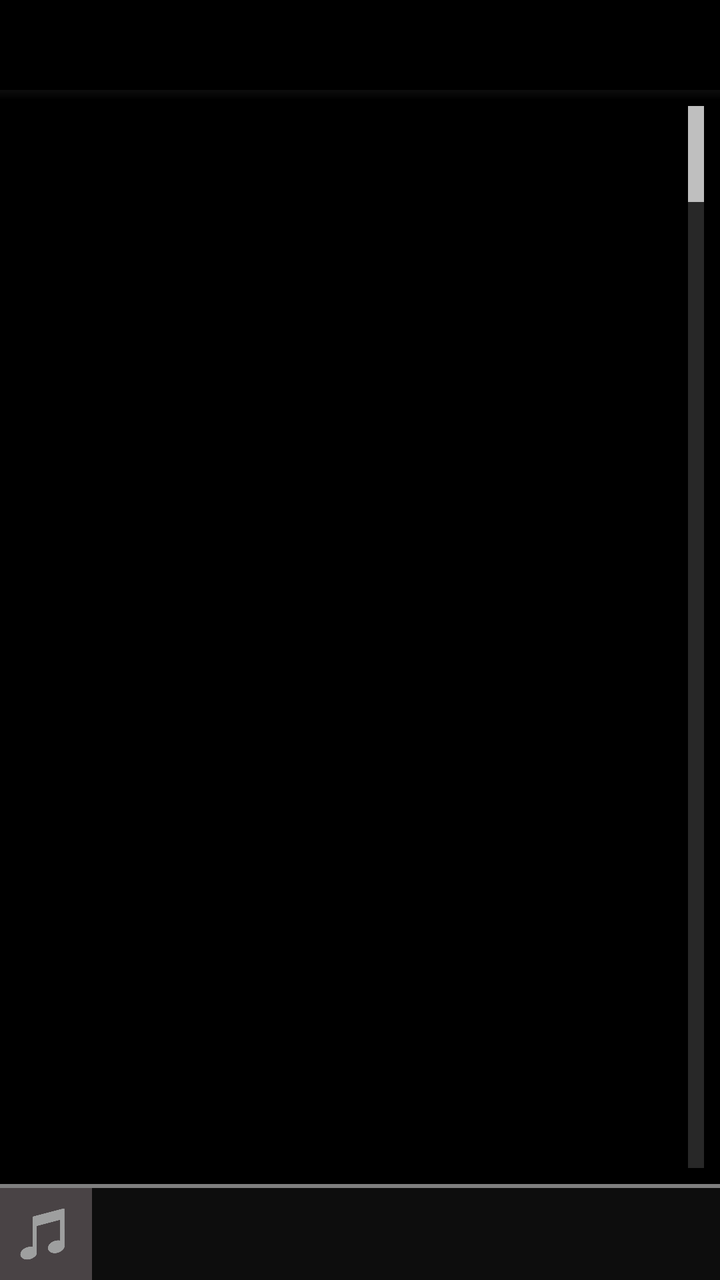
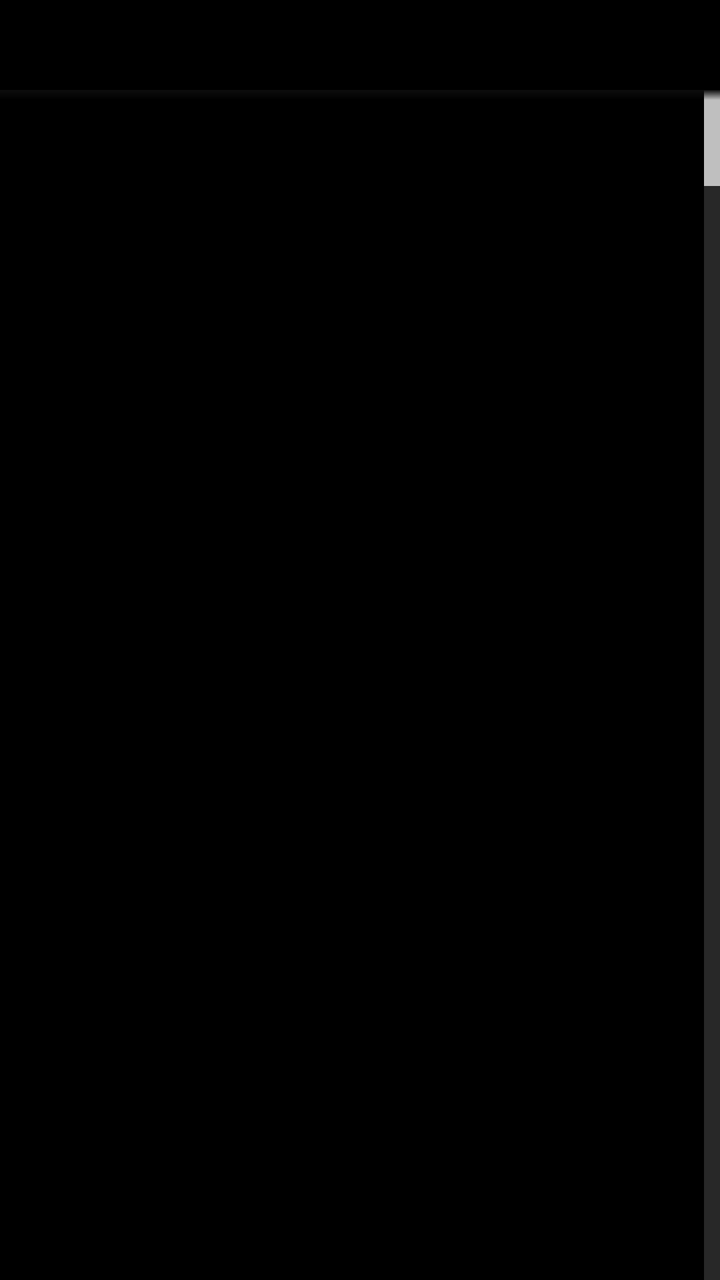

Before-and-after screenshots of an Android layout around one commit, followed by the original layout XML and the change that was made.
<!-- AndroidManifest.xml: application theme Apollo.Theme.Dark -->
<!-- res/layout/grid_search.xml -->
<?xml version="1.0" encoding="utf-8"?>
<androidx.constraintlayout.widget.ConstraintLayout xmlns:android="http://schemas.android.com/apk/res/android"
	xmlns:app="http://schemas.android.com/apk/res-auto"
	xmlns:tools="http://schemas.android.com/tools"
	android:id="@+id/grid_search_root"
	android:layout_width="match_parent"
	android:layout_height="match_parent"
	tools:context=".ui.activities.SearchActivity">

	<androidx.appcompat.widget.Toolbar
		android:id="@+id/grid_search_toolbar"
		android:layout_width="0dp"
		android:layout_height="@dimen/toolbar_height"
		app:layout_constraintStart_toStartOf="parent"
		app:layout_constraintTop_toTopOf="parent"
		app:layout_constraintEnd_toEndOf="parent" />

	<TextView
		android:id="@+id/grid_search_empty_info"
		android:layout_width="0dp"
		android:layout_height="wrap_content"
		android:visibility="invisible"
		android:layout_gravity="center"
		android:text="@string/empty_search"
		app:layout_constraintStart_toStartOf="@id/grid_search"
		app:layout_constraintTop_toTopOf="@id/grid_search"
		app:layout_constraintBottom_toBottomOf="@id/grid_search"
		app:layout_constraintEnd_toEndOf="@id/grid_search" />

	<GridView
		android:id="@+id/grid_search"
		android:layout_width="0dp"
		android:layout_height="0dp"
		android:cacheColorHint="@android:color/transparent"
		android:drawSelectorOnTop="true"
		android:fadingEdge="vertical"
		android:fastScrollEnabled="true"
		android:horizontalSpacing="@dimen/grid_item_spacing"
		android:verticalSpacing="@dimen/grid_item_spacing"
		android:layout_margin="@dimen/grid_search_grid_margin"
		app:layout_constraintStart_toStartOf="parent"
		app:layout_constraintTop_toBottomOf="@id/grid_search_toolbar"
		app:layout_constraintBottom_toTopOf="@id/grid_search_actionbar"
		app:layout_constraintEnd_toEndOf="parent" />

	<ImageView
		android:id="@+id/grid_search_shadow"
		android:layout_width="0dp"
		android:layout_height="@dimen/shadow_height"
		android:src="@drawable/top_shadow"
		app:layout_constraintStart_toStartOf="parent"
		app:layout_constraintTop_toBottomOf="@id/grid_search_toolbar"
		app:layout_constraintEnd_toEndOf="parent"
		tools:ignore="ContentDescription" />

	<include
		android:id="@+id/grid_search_actionbar"
		android:layout_width="0dp"
		android:layout_height="@dimen/bottom_action_bar_height"
		app:layout_constraintStart_toStartOf="parent"
		app:layout_constraintBottom_toBottomOf="parent"
		app:layout_constraintEnd_toEndOf="parent"
		layout="@layout/action_bar_bottom" />

</androidx.constraintlayout.widget.ConstraintLayout>
<!-- res/layout/action_bar_bottom.xml (included above) -->
<?xml version="1.0" encoding="utf-8"?>
<androidx.constraintlayout.widget.ConstraintLayout xmlns:android="http://schemas.android.com/apk/res/android"
	xmlns:app="http://schemas.android.com/apk/res-auto"
	xmlns:tools="http://schemas.android.com/tools"
	android:id="@+id/bottom_action_bar"
	android:layout_width="match_parent"
	android:layout_height="@dimen/bottom_action_bar_height"
	android:background="@color/action_bar_color"
	android:layout_gravity="bottom">

	<ImageView
		android:id="@+id/bottom_action_bar_background"
		android:layout_width="0dp"
		android:layout_height="0dp"
		app:layout_constraintStart_toEndOf="@id/bottom_action_bar_album_art"
		app:layout_constraintTop_toBottomOf="@id/colorstrip"
		app:layout_constraintBottom_toBottomOf="parent"
		app:layout_constraintEnd_toEndOf="parent"
		tools:ignore="ContentDescription" />

	<org.nuclearfog.apollo.ui.views.ColorStrip
		android:id="@+id/colorstrip"
		android:layout_width="0dp"
		android:layout_height="@dimen/colorstrip_height"
		app:layout_constraintStart_toStartOf="parent"
		app:layout_constraintTop_toTopOf="parent"
		app:layout_constraintEnd_toEndOf="parent" />

	<ImageView
		android:id="@+id/bottom_action_bar_album_art"
		android:layout_width="0dp"
		android:layout_height="0dp"
		android:src="@drawable/default_artwork"
		android:contentDescription="@string/accessibility_album_art"
		app:layout_constraintStart_toStartOf="parent"
		app:layout_constraintTop_toBottomOf="@id/colorstrip"
		app:layout_constraintBottom_toBottomOf="parent"
		app:layout_constraintDimensionRatio="1.0" />

	<TextView
		android:id="@+id/bottom_action_bar_line_one"
		android:layout_width="0dp"
		android:layout_height="wrap_content"
		android:layout_marginStart="@dimen/bottom_action_bar_info_padding_left"
		android:textColor="@color/bab_line_one"
		android:textStyle="bold"
		android:lines="1"
		android:ellipsize="end"
		app:layout_constraintStart_toEndOf="@id/bottom_action_bar_album_art"
		app:layout_constraintTop_toBottomOf="@id/colorstrip"
		app:layout_constraintBottom_toTopOf="@id/bottom_action_bar_line_two"
		app:layout_constraintEnd_toStartOf="@id/bottom_action_bar_scrollview"
		app:layout_constraintVertical_chainStyle="packed" />

	<TextView
		android:id="@+id/bottom_action_bar_line_two"
		android:layout_width="0dp"
		android:layout_height="wrap_content"
		android:layout_marginStart="@dimen/bottom_action_bar_info_padding_left"
		android:textColor="@color/bab_line_two"
		android:lines="1"
		android:ellipsize="end"
		app:layout_constraintStart_toEndOf="@id/bottom_action_bar_album_art"
		app:layout_constraintTop_toBottomOf="@id/bottom_action_bar_line_one"
		app:layout_constraintBottom_toBottomOf="parent"
		app:layout_constraintEnd_toStartOf="@id/bottom_action_bar_scrollview"
		app:layout_constraintVertical_chainStyle="packed" />

	<HorizontalScrollView
		android:id="@+id/bottom_action_bar_scrollview"
		android:layout_width="@dimen/bottom_action_bar_button_container_width"
		android:layout_height="0dp"
		android:scrollbars="none"
		android:visibility="invisible"
		app:layout_constraintTop_toTopOf="@id/colorstrip"
		app:layout_constraintBottom_toBottomOf="parent"
		app:layout_constraintEnd_toEndOf="parent">

		<LinearLayout
			android:id="@+id/action_controls"
			android:orientation="horizontal"
			android:layout_width="wrap_content"
			android:layout_height="match_parent"
			android:layoutDirection="ltr">

			<org.nuclearfog.apollo.ui.views.ForwardRewindButton
				android:id="@+id/action_button_previous"
				app:button="rewind"
				style="@style/BottomActionBarItem" />

			<org.nuclearfog.apollo.ui.views.PlayPauseButton
				android:id="@+id/action_button_play"
				style="@style/BottomActionBarItem" />

			<org.nuclearfog.apollo.ui.views.ForwardRewindButton
				android:id="@+id/action_button_next"
				app:button="forward"
				style="@style/BottomActionBarItem" />

			<org.nuclearfog.apollo.ui.views.ShuffleRepeatButton
				android:id="@+id/action_button_shuffle"
				app:button="shuffle"
				style="@style/BottomActionBarItem" />

			<org.nuclearfog.apollo.ui.views.ShuffleRepeatButton
				android:id="@+id/action_button_repeat"
				app:button="repeat"
				style="@style/BottomActionBarItem" />

		</LinearLayout>

	</HorizontalScrollView>

</androidx.constraintlayout.widget.ConstraintLayout>
<!-- resources referenced by this layout -->
<resources>
  <color name="action_bar_color">#ff0d0d0d</color>
  <color name="bab_line_one">@android:color/white</color>
  <color name="bab_line_two">@color/transparent_white</color>
  <dimen name="bottom_action_bar_button_container_width">165.0dp</dimen>
  <dimen name="bottom_action_bar_height">48.0dp</dimen>
  <dimen name="bottom_action_bar_info_padding_left">5.0dp</dimen>
  <dimen name="colorstrip_height">2.0dp</dimen>
  <dimen name="grid_item_spacing">4.0dp</dimen>
  <dimen name="grid_search_grid_margin">8dp</dimen>
  <dimen name="shadow_height">5.0dp</dimen>
  <dimen name="toolbar_height">45dp</dimen>
  <!-- drawable default_artwork: png bitmap (drawable-hdpi, 4712 bytes) -->
  <!-- drawable top_shadow (drawable) -->
  <?xml version="1.0" encoding="utf-8"?>
  <shape xmlns:android="http://schemas.android.com/apk/res/android"
  	android:shape="rectangle">
  
  	<gradient
  		android:angle="270"
  		android:endColor="@android:color/transparent"
  		android:startColor="@color/action_bar" />
  
  </shape>
  <string name="accessibility_album_art">Album Art</string>
  <string name="empty_search">No search results found</string>
  <style name="BottomActionBarItem">
  		<item name="android:layout_weight">1</item>
  		<item name="android:layout_width">0dp</item>
  		<item name="android:layout_height">match_parent</item>
  		<item name="android:gravity">center|end</item>
  		<item name="android:paddingStart">@dimen/bottom_action_bar_item_padding_left</item>
  		<item name="android:paddingEnd">@dimen/bottom_action_bar_item_padding_right</item>
  	</style>
  <style name="Apollo.Theme.Dark" parent="Theme.AppCompat.NoActionBar">
  		<item name="android:colorPrimaryDark">@color/apollo_dark</item>
  		<item name="android:windowActionBar">false</item>
  		<item name="android:windowNoTitle">true</item>
  		<item name="android:colorAccent">@android:color/white</item>
  		<item name="android:colorBackground">@android:color/black</item>
  		<item name="android:windowContentOverlay">@null</item>
  		<item name="android:windowAnimationStyle">@style/TransactionPending</item>
  		<item name="android:navigationBarColor">@android:color/black</item>
  		<item name="android:fitsSystemWindows">true</item>
  	</style>
  <color name="transparent_white">#ffcccccc</color>
  <color name="action_bar">@color/action_bar_color</color>
  <dimen name="bottom_action_bar_item_padding_left">12.0dp</dimen>
  <dimen name="bottom_action_bar_item_padding_right">12.0dp</dimen>
  <color name="apollo_dark">#ff0a0a0a</color>
  <style name="TransactionPending" parent="@android:style/Animation">
  		<item name="android:activityOpenEnterAnimation">@android:anim/fade_in</item>
  		<item name="android:activityOpenExitAnimation">@android:anim/fade_out</item>
  		<item name="android:activityCloseEnterAnimation">@android:anim/fade_in</item>
  		<item name="android:activityCloseExitAnimation">@android:anim/fade_out</item>
  	</style>
</resources>

<!-- the commit's change to res/layout/grid_search.xml (unified diff, before → after) -->
@@ -1,180 +1,49 @@
 <?xml version="1.0" encoding="utf-8"?>
-<androidx.constraintlayout.widget.ConstraintLayout xmlns:android="http://schemas.android.com/apk/res/android"
-	xmlns:app="http://schemas.android.com/apk/res-auto"
+<LinearLayout xmlns:android="http://schemas.android.com/apk/res/android"
 	xmlns:tools="http://schemas.android.com/tools"
 	android:id="@+id/grid_search_root"
 	android:layout_width="match_parent"
 	android:layout_height="match_parent"
+	android:orientation="vertical"
 	tools:context=".ui.activities.SearchActivity">
 
 	<androidx.appcompat.widget.Toolbar
 		android:id="@+id/grid_search_toolbar"
-		android:layout_width="0dp"
-		android:layout_height="@dimen/toolbar_height"
-		app:layout_constraintStart_toStartOf="parent"
-		app:layout_constraintTop_toTopOf="parent"
-		app:layout_constraintEnd_toEndOf="parent" />
+		android:layout_width="match_parent"
+		android:layout_height="@dimen/toolbar_height" />
 
-	<TextView
-		android:id="@+id/grid_search_empty_info"
-		android:layout_width="0dp"
-		android:layout_height="wrap_content"
-		android:visibility="invisible"
-		android:layout_gravity="center"
-		android:text="@string/empty_search"
-		app:layout_constraintStart_toStartOf="@id/grid_search"
-		app:layout_constraintTop_toTopOf="@id/grid_search"
-		app:layout_constraintBottom_toBottomOf="@id/grid_search"
-		app:layout_constraintEnd_toEndOf="@id/grid_search" />
+	<FrameLayout
+		android:layout_width="match_parent"
+		android:layout_height="0dp"
+		android:layout_weight="1">
 
-	<GridView
-		android:id="@+id/grid_search"
-		android:layout_width="0dp"
-		android:layout_height="0dp"
-		android:cacheColorHint="@android:color/transparent"
-		android:drawSelectorOnTop="true"
-		android:fadingEdge="vertical"
-		android:fastScrollEnabled="true"
-		android:horizontalSpacing="@dimen/grid_item_spacing"
-		android:verticalSpacing="@dimen/grid_item_spacing"
-		android:layout_margin="@dimen/grid_search_grid_margin"
-		app:layout_constraintStart_toStartOf="parent"
-		app:layout_constraintTop_toBottomOf="@id/grid_search_toolbar"
-		app:layout_constraintBottom_toTopOf="@id/grid_search_actionbar"
-		app:layout_constraintEnd_toEndOf="parent" />
+		<GridView
+			android:id="@+id/grid_search"
+			android:layout_width="match_parent"
+			android:layout_height="match_parent"
+			android:cacheColorHint="@android:color/transparent"
+			android:drawSelectorOnTop="true"
+			android:fadingEdge="vertical"
+			android:fastScrollEnabled="true"
+			android:horizontalSpacing="@dimen/grid_item_spacing"
+			android:verticalSpacing="@dimen/grid_item_spacing" />
 
-	<ImageView
-		android:id="@+id/grid_search_shadow"
-		android:layout_width="0dp"
-		android:layout_height="@dimen/shadow_height"
-		android:src="@drawable/top_shadow"
-		app:layout_constraintStart_toStartOf="parent"
-		app:layout_constraintTop_toBottomOf="@id/grid_search_toolbar"
-		app:layout_constraintEnd_toEndOf="parent"
-		tools:ignore="ContentDescription" />
+		<TextView
+			android:id="@+id/grid_search_empty_info"
+			android:layout_width="0dp"
+			android:layout_height="wrap_content"
+			android:visibility="invisible"
+			android:layout_gravity="center"
+			android:text="@string/empty_search" />
 
-	<include
-		android:id="@+id/grid_search_actionbar"
-		android:layout_width="0dp"
-		android:layout_height="@dimen/bottom_action_bar_height"
-		app:layout_constraintStart_toStartOf="parent"
-		app:layout_constraintBottom_toBottomOf="parent"
-		app:layout_constraintEnd_toEndOf="parent"
-		layout="@layout/action_bar_bottom" />
+		<ImageView
+			android:id="@+id/grid_search_shadow"
+			android:layout_width="match_parent"
+			android:layout_height="@dimen/shadow_height"
+			android:src="@drawable/top_shadow"
+			android:layout_gravity="top"
+			tools:ignore="ContentDescription" />
 
-</androidx.constraintlayout.widget.ConstraintLayout>
-<!-- res/layout/action_bar_bottom.xml (included above) -->
-<?xml version="1.0" encoding="utf-8"?>
-<androidx.constraintlayout.widget.ConstraintLayout xmlns:android="http://schemas.android.com/apk/res/android"
-	xmlns:app="http://schemas.android.com/apk/res-auto"
-	xmlns:tools="http://schemas.android.com/tools"
-	android:id="@+id/bottom_action_bar"
-	android:layout_width="match_parent"
-	android:layout_height="@dimen/bottom_action_bar_height"
-	android:background="@color/action_bar_color"
-	android:layout_gravity="bottom">
+	</FrameLayout>
 
-	<ImageView
-		android:id="@+id/bottom_action_bar_background"
-		android:layout_width="0dp"
-		android:layout_height="0dp"
-		app:layout_constraintStart_toEndOf="@id/bottom_action_bar_album_art"
-		app:layout_constraintTop_toBottomOf="@id/colorstrip"
-		app:layout_constraintBottom_toBottomOf="parent"
-		app:layout_constraintEnd_toEndOf="parent"
-		tools:ignore="ContentDescription" />
-
-	<org.nuclearfog.apollo.ui.views.ColorStrip
-		android:id="@+id/colorstrip"
-		android:layout_width="0dp"
-		android:layout_height="@dimen/colorstrip_height"
-		app:layout_constraintStart_toStartOf="parent"
-		app:layout_constraintTop_toTopOf="parent"
-		app:layout_constraintEnd_toEndOf="parent" />
-
-	<ImageView
-		android:id="@+id/bottom_action_bar_album_art"
-		android:layout_width="0dp"
-		android:layout_height="0dp"
-		android:src="@drawable/default_artwork"
-		android:contentDescription="@string/accessibility_album_art"
-		app:layout_constraintStart_toStartOf="parent"
-		app:layout_constraintTop_toBottomOf="@id/colorstrip"
-		app:layout_constraintBottom_toBottomOf="parent"
-		app:layout_constraintDimensionRatio="1.0" />
-
-	<TextView
-		android:id="@+id/bottom_action_bar_line_one"
-		android:layout_width="0dp"
-		android:layout_height="wrap_content"
-		android:layout_marginStart="@dimen/bottom_action_bar_info_padding_left"
-		android:textColor="@color/bab_line_one"
-		android:textStyle="bold"
-		android:lines="1"
-		android:ellipsize="end"
-		app:layout_constraintStart_toEndOf="@id/bottom_action_bar_album_art"
-		app:layout_constraintTop_toBottomOf="@id/colorstrip"
-		app:layout_constraintBottom_toTopOf="@id/bottom_action_bar_line_two"
-		app:layout_constraintEnd_toStartOf="@id/bottom_action_bar_scrollview"
-		app:layout_constraintVertical_chainStyle="packed" />
-
-	<TextView
-		android:id="@+id/bottom_action_bar_line_two"
-		android:layout_width="0dp"
-		android:layout_height="wrap_content"
-		android:layout_marginStart="@dimen/bottom_action_bar_info_padding_left"
-		android:textColor="@color/bab_line_two"
-		android:lines="1"
-		android:ellipsize="end"
-		app:layout_constraintStart_toEndOf="@id/bottom_action_bar_album_art"
-		app:layout_constraintTop_toBottomOf="@id/bottom_action_bar_line_one"
-		app:layout_constraintBottom_toBottomOf="parent"
-		app:layout_constraintEnd_toStartOf="@id/bottom_action_bar_scrollview"
-		app:layout_constraintVertical_chainStyle="packed" />
-
-	<HorizontalScrollView
-		android:id="@+id/bottom_action_bar_scrollview"
-		android:layout_width="@dimen/bottom_action_bar_button_container_width"
-		android:layout_height="0dp"
-		android:scrollbars="none"
-		android:visibility="invisible"
-		app:layout_constraintTop_toTopOf="@id/colorstrip"
-		app:layout_constraintBottom_toBottomOf="parent"
-		app:layout_constraintEnd_toEndOf="parent">
-
-		<LinearLayout
-			android:id="@+id/action_controls"
-			android:orientation="horizontal"
-			android:layout_width="wrap_content"
-			android:layout_height="match_parent"
-			android:layoutDirection="ltr">
-
-			<org.nuclearfog.apollo.ui.views.ForwardRewindButton
-				android:id="@+id/action_button_previous"
-				app:button="rewind"
-				style="@style/BottomActionBarItem" />
-
-			<org.nuclearfog.apollo.ui.views.PlayPauseButton
-				android:id="@+id/action_button_play"
-				style="@style/BottomActionBarItem" />
-
-			<org.nuclearfog.apollo.ui.views.ForwardRewindButton
-				android:id="@+id/action_button_next"
-				app:button="forward"
-				style="@style/BottomActionBarItem" />
-
-			<org.nuclearfog.apollo.ui.views.ShuffleRepeatButton
-				android:id="@+id/action_button_shuffle"
-				app:button="shuffle"
-				style="@style/BottomActionBarItem" />
-
-			<org.nuclearfog.apollo.ui.views.ShuffleRepeatButton
-				android:id="@+id/action_button_repeat"
-				app:button="repeat"
-				style="@style/BottomActionBarItem" />
-
-		</LinearLayout>
-
-	</HorizontalScrollView>
-
-</androidx.constraintlayout.widget.ConstraintLayout>
+</LinearLayout>
<!-- resource entries referenced after the edit -->
@@ -1,17 +1,9 @@
 <!-- resources referenced by this layout -->
 <resources>
   <color name="action_bar_color">#ff0d0d0d</color>
-  <color name="bab_line_one">@android:color/white</color>
-  <color name="bab_line_two">@color/transparent_white</color>
-  <dimen name="bottom_action_bar_button_container_width">165.0dp</dimen>
-  <dimen name="bottom_action_bar_height">48.0dp</dimen>
-  <dimen name="bottom_action_bar_info_padding_left">5.0dp</dimen>
-  <dimen name="colorstrip_height">2.0dp</dimen>
   <dimen name="grid_item_spacing">4.0dp</dimen>
-  <dimen name="grid_search_grid_margin">8dp</dimen>
   <dimen name="shadow_height">5.0dp</dimen>
   <dimen name="toolbar_height">45dp</dimen>
-  <!-- drawable default_artwork: png bitmap (drawable-hdpi, 4712 bytes) -->
   <!-- drawable top_shadow (drawable) -->
   <?xml version="1.0" encoding="utf-8"?>
   <shape xmlns:android="http://schemas.android.com/apk/res/android"
@@ -23,16 +15,7 @@
   		android:startColor="@color/action_bar" />
   
   </shape>
-  <string name="accessibility_album_art">Album Art</string>
   <string name="empty_search">No search results found</string>
-  <style name="BottomActionBarItem">
-  		<item name="android:layout_weight">1</item>
-  		<item name="android:layout_width">0dp</item>
-  		<item name="android:layout_height">match_parent</item>
-  		<item name="android:gravity">center|end</item>
-  		<item name="android:paddingStart">@dimen/bottom_action_bar_item_padding_left</item>
-  		<item name="android:paddingEnd">@dimen/bottom_action_bar_item_padding_right</item>
-  	</style>
   <style name="Apollo.Theme.Dark" parent="Theme.AppCompat.NoActionBar">
   		<item name="android:colorPrimaryDark">@color/apollo_dark</item>
   		<item name="android:windowActionBar">false</item>
@@ -44,10 +27,7 @@
   		<item name="android:navigationBarColor">@android:color/black</item>
   		<item name="android:fitsSystemWindows">true</item>
   	</style>
-  <color name="transparent_white">#ffcccccc</color>
   <color name="action_bar">@color/action_bar_color</color>
-  <dimen name="bottom_action_bar_item_padding_left">12.0dp</dimen>
-  <dimen name="bottom_action_bar_item_padding_right">12.0dp</dimen>
   <color name="apollo_dark">#ff0a0a0a</color>
   <style name="TransactionPending" parent="@android:style/Animation">
   		<item name="android:activityOpenEnterAnimation">@android:anim/fade_in</item>
